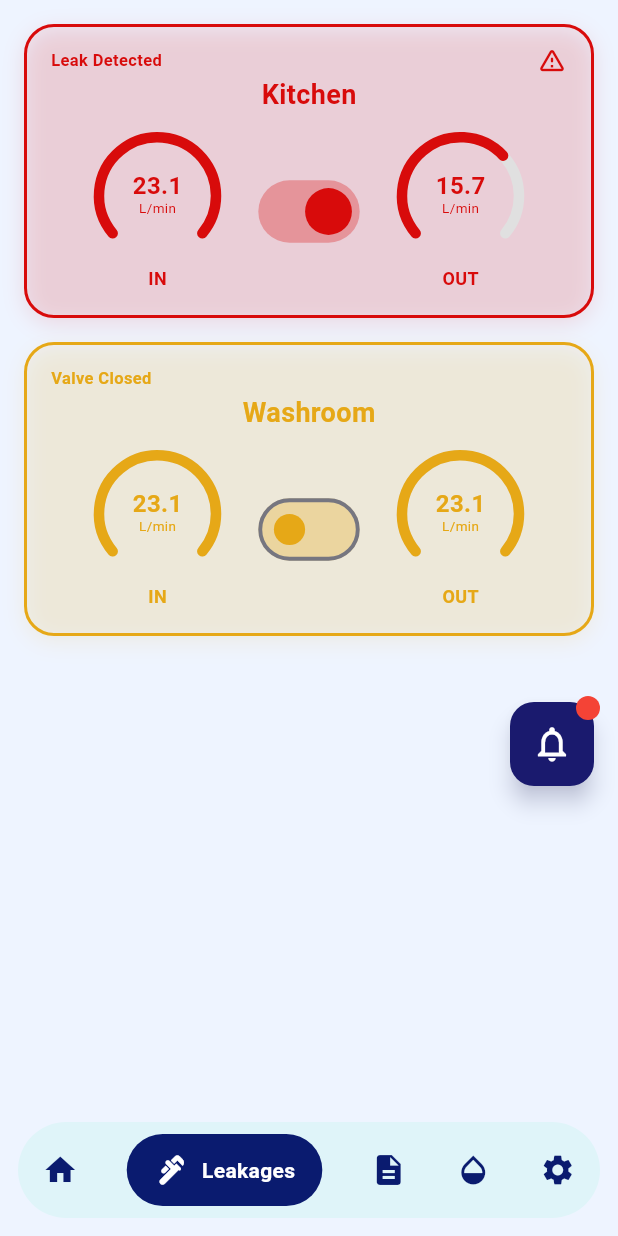
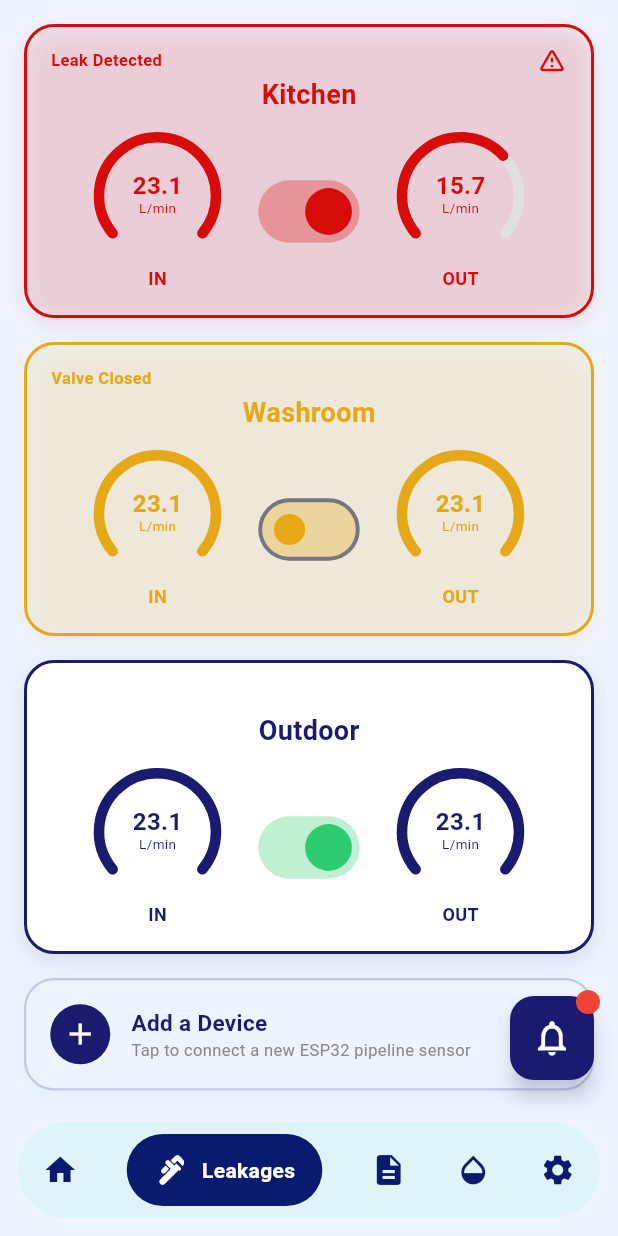
Before and after one commit to Ishan101-hub/sdgp-se24-aquasense-mobile, a Flutter app: the screen it shows after launch, after a tap on "Weekly", after a tap on "Daily", after a tap on the "plumbing" icon, on a phone screen of 412 x 824 dp. Run offline on Flutter 3.47's test engine with Material 3 defaults, Android fonts, the phone set to English and light mode, and no system bars; our stand-ins replace fl_chart.

Commit message:
Create add a device card in Leakages page

```diff
--- a/home_aqua/lib/screens/leakages_page.dart
+++ b/home_aqua/lib/screens/leakages_page.dart
@@ -9,11 +9,9 @@
   Widget build(BuildContext context) {
 
     // ── TEST DATA ──
-    // When backend ready, replace with real FastAPI data
     const List<PipelineZone> zones = [
 
-      // ── PART 1: Kitchen ──
-      // inFlow - outFlow = 23.1 - 15.7 = 7.4 >= 0.1 → LEAK! → RED
+      // Kitchen → RED (leak)
       PipelineZone(
         name: 'Kitchen',
         inFlow: 23.1,
@@ -21,15 +19,21 @@
         isValveOpen: true,
       ),
 
-      // ── PART 2: Washroom ──
-      // isValveOpen = false → valve manually closed → YELLOW
-      // No leak because valve is closed by user
+      // Washroom → YELLOW (valve closed)
       PipelineZone(
         name: 'Washroom',
         inFlow: 23.1,
-        outFlow: 23.1, // equal → no leak
-        isValveOpen: false, // ← manually closed → yellow state
+        outFlow: 23.1,
+        isValveOpen: false,
         isValveClosed: true,
+      ),
+
+      // Outdoor → NAVY (normal)
+      PipelineZone(
+        name: 'Outdoor',
+        inFlow: 23.1,
+        outFlow: 23.1,
+        isValveOpen: true,
       ),
 
     ];
@@ -43,24 +47,27 @@
             child: Column(
               children: [
 
+                // ── Zone cards ──
                 ...zones.map((zone) {
                   return Padding(
                     padding: const EdgeInsets.only(bottom: 16),
                     child: LeakageCard(
                       zone: zone,
                       onValveToggle: (isOpen) {
-                        // TODO: When backend ready:
-                        // http.post('/valve/${zone.name}', body: {'open': isOpen})
+                        // TODO: http.post('/valve/${zone.name}', body: {'open': isOpen})
                       },
                     ),
                   );
                 }),
 
+                // ── PART 4: Add a Device card ──
+                const _AddDeviceCard(),
+
               ],
             ),
           ),
 
-          // Bell with red dot because Kitchen has leak
+          // Bell with red dot (Kitchen has leak)
           Positioned(
             bottom: 16,
             right: 16,
@@ -72,3 +79,102 @@
     );
   }
 }
+
+
+// ── ADD A DEVICE CARD ─────────────────────────────────────────
+// Always visible at the bottom
+// User taps to connect a new ESP32 pipeline device
+class _AddDeviceCard extends StatelessWidget {
+  const _AddDeviceCard();
+
+  @override
+  Widget build(BuildContext context) {
+    return GestureDetector(
+      onTap: () {
+        // TODO: When backend ready →
+        // Navigate to device setup page
+        // or call FastAPI to register new ESP32 device
+        ScaffoldMessenger.of(context).showSnackBar(
+          const SnackBar(
+            content: Text('Device setup coming soon!'),
+            backgroundColor: Color(0xFF1A1A6E),
+            duration: Duration(seconds: 2),
+          ),
+        );
+      },
+      child: Container(
+        width: double.infinity,
+        padding: const EdgeInsets.symmetric(vertical: 16, horizontal: 16),
+        decoration: BoxDecoration(
+          color: const Color(0xFFEEF4FF),
+          borderRadius: BorderRadius.circular(20),
+          border: Border.all(
+            color: const Color(0xFF1A1A6E).withValues(alpha: 0.2),
+            width: 1.5,
+          ),
+          boxShadow: [
+            BoxShadow(
+              color: Colors.blue.withValues(alpha: 0.06),
+              blurRadius: 12,
+              offset: const Offset(0, 4),
+            ),
+          ],
+        ),
+        child: Row(
+          mainAxisAlignment: MainAxisAlignment.center,
+          children: [
+
+            // ── "+" circle ──
+            Container(
+              width: 40,
+              height: 40,
+              decoration: const BoxDecoration(
+                shape: BoxShape.circle,
+                color: Color(0xFF1A1A6E),
+              ),
+              child: const Icon(
+                Icons.add,
+                color: Colors.white,
+                size: 24,
+              ),
+            ),
+
+            const SizedBox(width: 14),
+
+            // ── Text ──
+            const Expanded(
+              child: Column(
+                crossAxisAlignment: CrossAxisAlignment.start,
+                children: [
+                  Text(
+                    'Add a Device',
+                    style: TextStyle(
+                      fontSize: 15,
+                      fontWeight: FontWeight.bold,
+                      color: Color(0xFF1A1A6E),
+                    ),
+                  ),
+                  Text(
+                    'Tap to connect a new ESP32 pipeline sensor',
+                    style: TextStyle(
+                      fontSize: 11,
+                      color: Color(0xFF888888),
+                    ),
+                  ),
+                ],
+              ),
+            ),
+
+            // ── Arrow ──
+            const Icon(
+              Icons.arrow_forward_ios,
+              color: Color(0xFF1A1A6E),
+              size: 16,
+            ),
+
+          ],
+        ),
+      ),
+    );
+  }
+}
```
